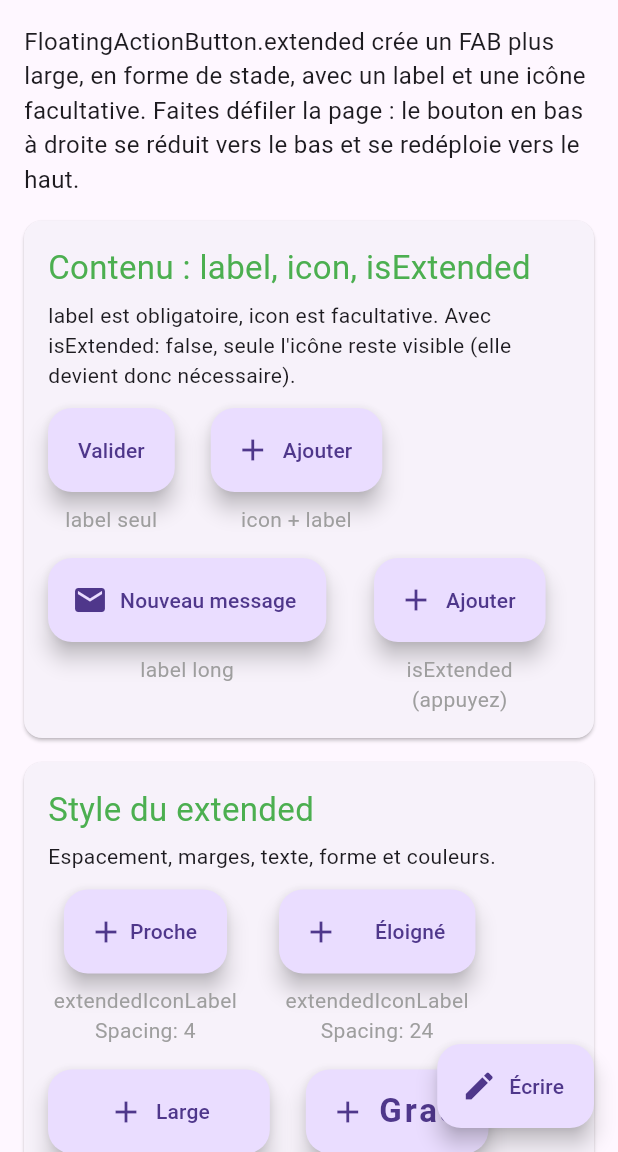
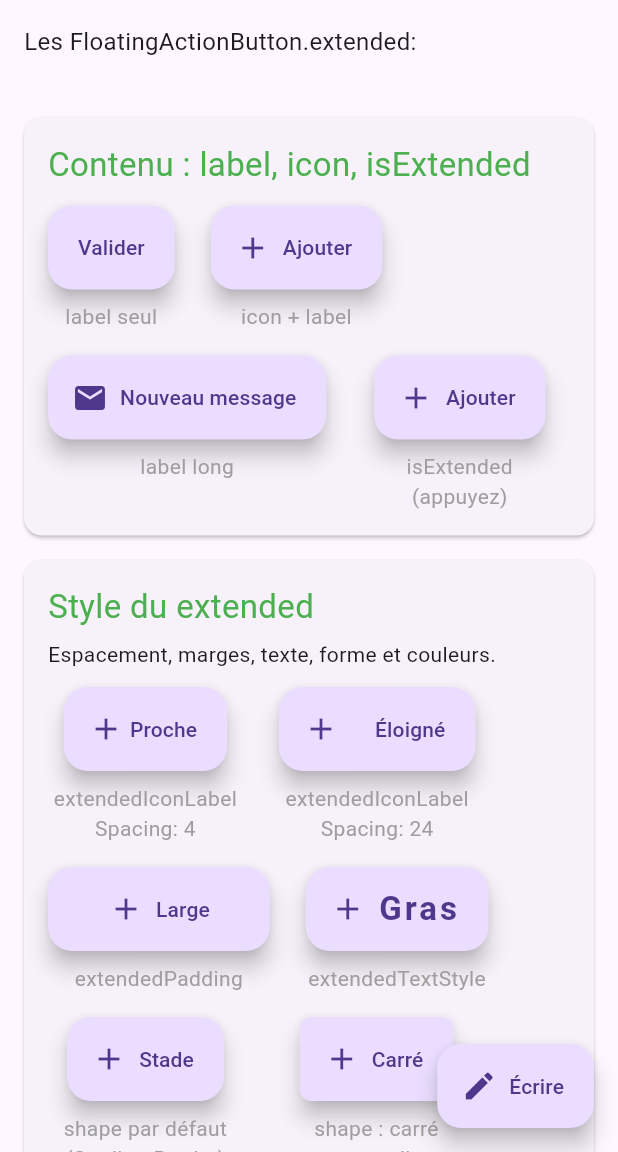
Before and after one commit to dibikre/demofluttercours, a Flutter app: the LesFabExtended screen opened directly, on a phone screen of 412 x 824 dp, the part 84-1236 px from its top. Run offline on Flutter 3.47's test engine with Material 3 defaults, Android fonts, the phone set to English and light mode, and no system bars.

Commit message:
suppression de quelques descriptions 1

```diff
--- a/lib/pages/widgets/floating/extended/contenu_extended.dart
+++ b/lib/pages/widgets/floating/extended/contenu_extended.dart
@@ -16,9 +16,6 @@ class _ContenuExtendedState extends State<ContenuExtended> {
   Widget build(BuildContext context) {
     return SectionCard(
       titre: 'Contenu : label, icon, isExtended',
-      description:
-          'label est obligatoire, icon est facultative. Avec isExtended: false, '
-          'seule l\'icône reste visible (elle devient donc nécessaire).',
       child: Wrap(
         spacing: 24,
         runSpacing: 16,
--- a/lib/pages/widgets/floating/extended/lesFabExtended.dart
+++ b/lib/pages/widgets/floating/extended/lesFabExtended.dart
@@ -50,10 +50,7 @@ class _LesFabExtendedState extends State<LesFabExtended> {
           padding: EdgeInsets.fromLTRB(16, 16, 16, 96),
           children: [
             Text(
-              'FloatingActionButton.extended crée un FAB plus large, en forme de '
-              'stade, avec un label et une icône facultative. '
-              'Faites défiler la page : le bouton en bas à droite se réduit '
-              'vers le bas et se redéploie vers le haut.',
+              'Les FloatingActionButton.extended:\n',
               style: TextStyle(fontSize: 16),
             ),
             SizedBox(height: 16),
--- a/lib/pages/widgets/iconbutton/bascule_iconbutton.dart
+++ b/lib/pages/widgets/iconbutton/bascule_iconbutton.dart
@@ -21,11 +21,6 @@ class _BasculeIconButtonState extends State<BasculeIconButton> {
   Widget build(BuildContext context) {
     return SectionCard(
       titre: 'Bouton à bascule',
-      description:
-          'Si isSelected n\'est pas null, le bouton devient une bascule et '
-          'affiche selectedIcon quand il est sélectionné. '
-          'Si isSelected est null, c\'est un bouton normal. '
-          'Appuyez sur le bouton de gauche ; celui de droite est désactivé.',
       child: GrilleVariantes(
         boutons: (i, variante) => [
           variante.construire(
--- a/lib/pages/widgets/iconbutton/lesIconButton.dart
+++ b/lib/pages/widgets/iconbutton/lesIconButton.dart
@@ -40,9 +40,7 @@ class LesIconButton extends StatelessWidget {
         padding: EdgeInsets.all(16),
         children: [
           Text(
-            'Un IconButton est une icône qui réagit au toucher. '
-            'Il est souvent utilisé dans la barre du haut (AppBar.actions), '
-            'comme le bouton « i » en haut à droite de cette page.',
+            'Liste de quelques icones:\n',
             style: TextStyle(fontSize: 16),
           ),
           SizedBox(height: 16),
--- a/lib/pages/widgets/iconbutton/style_iconbutton.dart
+++ b/lib/pages/widgets/iconbutton/style_iconbutton.dart
@@ -17,9 +17,6 @@ class StyleIconButton extends StatelessWidget {
   Widget build(BuildContext context) {
     return SectionCard(
       titre: 'Personnalisation',
-      description:
-          'Pour agrandir l\'icône, utilisez iconSize du bouton et non '
-          'Icon(size: ...), sinon la taille du bouton reste celle par défaut.',
       child: Wrap(
         spacing: 8,
         runSpacing: 16,
--- a/lib/pages/widgets/iconbutton/types_iconbutton.dart
+++ b/lib/pages/widgets/iconbutton/types_iconbutton.dart
@@ -10,8 +10,6 @@ class TypesIconButton extends StatelessWidget {
   Widget build(BuildContext context) {
     return SectionCard(
       titre: 'Les 4 types',
-      description:
-          'Dans chaque cellule : actif à gauche, désactivé (onPressed: null) à droite.',
       child: GrilleVariantes(
         boutons: (i, variante) => [
           variante.construire(icon: Icon(Icons.filter_drama), onPressed: () {}),
```
